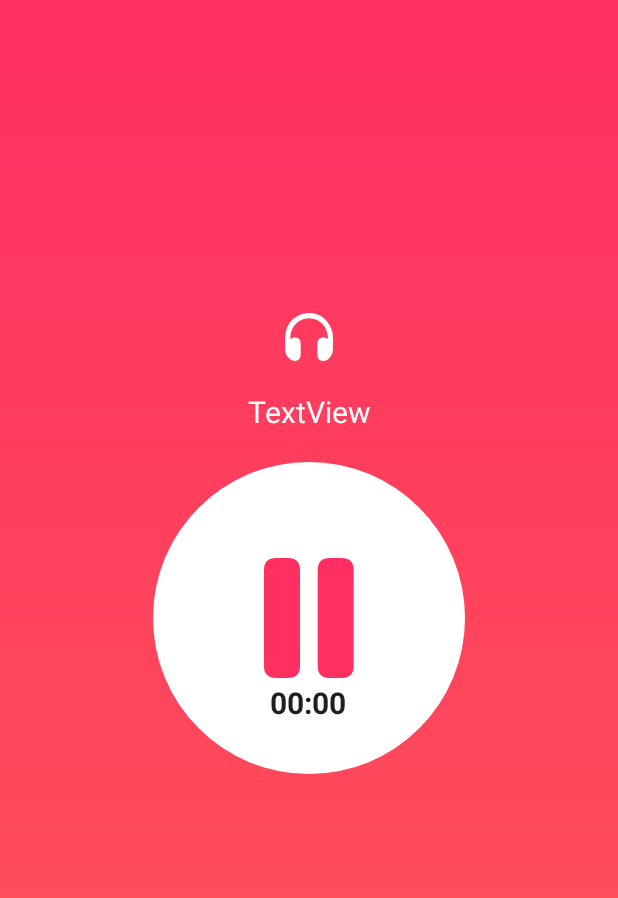
After one commit to RUSHES02/Weis, an Android app: the fragment PlayFragment shown on its own in the app's theme, on a phone screen of 412 x 824 dp. The commit adds this screen. Shown: the top 898 px of the screen. Run offline under Robolectric (Android 15) with nearby library versions, the light colour scheme and no system bars.

Commit message:
nested fragment

```diff
--- /dev/null
+++ b/app/src/main/java/com/example/weis/ui/fragment/PlayFragment.kt
@@ -0,0 +1,34 @@
+package com.example.weis.ui.fragment
+
+import android.os.Bundle
+import androidx.fragment.app.Fragment
+import android.view.LayoutInflater
+import android.view.View
+import android.view.ViewGroup
+import com.example.weis.R
+import com.example.weis.databinding.FragmentPlayBinding
+
+class PlayFragment : Fragment() {
+
+
+    private lateinit var binder : FragmentPlayBinding
+    override fun onCreateView(
+        inflater: LayoutInflater, container: ViewGroup?,
+        savedInstanceState: Bundle?
+    ): View? {
+        // Inflate the layout for this fragment
+        binder = FragmentPlayBinding.inflate(inflater, container, false)
+        return binder.root
+    }
+
+    override fun onViewCreated(view: View, savedInstanceState: Bundle?) {
+        binder
+    }
+
+//    class ParentFragment : Fragment(), FocusFragment.OnNestedFragmentInteractionListener {
+//        override fun onInteraction(data: String) {
+//            // Handle the interaction
+//        }
+//    }
+
+}
--- /dev/null
+++ b/app/src/main/res/drawable/ic_headphones.xml
@@ -0,0 +1,11 @@
+<?xml version="1.0" encoding="utf-8"?>
+<vector xmlns:android="http://schemas.android.com/apk/res/android"
+    android:width="32dp"
+    android:height="32dp"
+    android:viewportWidth="32"
+    android:viewportHeight="32">
+
+    <path
+        android:fillColor="#ffffff"
+        android:pathData="M31.961 20.2036C31.9722 18.8667 32.0563 17.4931 31.9302 16.159C31.7816 14.5846 31.7704 12.9679 31.2349 11.4388C28.0108 2.19907 19.8328 -2.13955 10.5109 1.02891C4.52244 3.06679 0.751632 8.5897 0.18531 14.7683C-0.106262 17.9679 0.0114881 21.0798 0.101202 24.2624C0.202131 27.9284 2.20949 30.5654 5.61864 31.7978C7.80262 32.5864 10.1492 30.8933 10.3371 28.6802C10.595 25.6361 10.4744 22.7277 10.3735 19.7147C10.3286 18.3806 9.667 17.4337 8.43903 16.7469C6.87744 15.8735 5.01587 16.3088 3.54399 17.3093C3.54399 16.9702 3.51876 16.3286 3.54119 15.9979C3.97574 9.00802 8.92685 3.49924 16.0591 3.49924C23.1886 3.49924 28.1397 9.00802 28.5771 15.995C28.5995 16.3342 28.5687 16.9871 28.5771 17.3348C28.0612 16.9871 27.4445 16.6932 26.8361 16.5603C24.2764 15.9979 21.9298 16.9815 21.6663 19.7118C21.3747 22.7475 21.4756 25.5598 21.6467 28.5247C21.7672 30.5909 23.4325 32.1398 25.4679 31.99C26.8585 31.8882 28.0108 31.4954 29.0509 30.4665C30.6994 28.8385 31.8489 27.0126 31.9498 24.5875C32.0087 23.1573 31.947 21.6536 31.9582 20.2065L31.961 20.2036Z" />
+</vector>
--- /dev/null
+++ b/app/src/main/res/drawable/ic_pause.xml
@@ -0,0 +1,14 @@
+<?xml version="1.0" encoding="utf-8"?>
+<vector xmlns:android="http://schemas.android.com/apk/res/android"
+    android:width="60dp"
+    android:height="80dp"
+    android:viewportWidth="60"
+    android:viewportHeight="80">
+
+    <path
+        android:fillColor="#FF2F61"
+        android:pathData="M 8 0 L 16 0 Q 24 0 24 8 L 24 72 Q 24 80 16 80 L 8 80 Q 0 80 0 72 L 0 8 Q 0 0 8 0 Z" />
+    <path
+        android:fillColor="#FF2F61"
+        android:pathData="M 43.7907 0 L 51.7907 0 Q 59.7907 0 59.7907 8 L 59.7907 72 Q 59.7907 80 51.7907 80 L 43.7907 80 Q 35.7907 80 35.7907 72 L 35.7907 8 Q 35.7907 0 43.7907 0 Z" />
+</vector>
--- /dev/null
+++ b/app/src/main/res/layout/fragment_play.xml
@@ -0,0 +1,93 @@
+<?xml version="1.0" encoding="utf-8"?>
+<FrameLayout xmlns:android="http://schemas.android.com/apk/res/android"
+    xmlns:app="http://schemas.android.com/apk/res-auto"
+    xmlns:tools="http://schemas.android.com/tools"
+    android:layout_width="match_parent"
+    android:layout_height="match_parent"
+    tools:context=".ui.fragment.PlayFragment">
+
+    <androidx.constraintlayout.widget.ConstraintLayout
+        android:layout_width="match_parent"
+        android:layout_height="match_parent"
+        android:background="@drawable/bg_screen_grad">
+
+
+        <androidx.constraintlayout.widget.Guideline
+            android:id="@+id/gdPlayTop"
+            android:layout_width="wrap_content"
+            android:layout_height="wrap_content"
+            android:orientation="vertical"
+            app:layout_constraintGuide_percent="0.15" />
+
+        <androidx.constraintlayout.widget.Guideline
+            android:id="@+id/gdPlayLeft"
+            android:layout_width="wrap_content"
+            android:layout_height="wrap_content"
+            android:orientation="horizontal"
+            app:layout_constraintGuide_percent="0.05" />
+
+        <androidx.constraintlayout.widget.Guideline
+            android:id="@+id/gdPlayRight"
+            android:layout_width="wrap_content"
+            android:layout_height="wrap_content"
+            android:orientation="vertical"
+            app:layout_constraintGuide_begin="20dp"
+            app:layout_constraintGuide_percent="0.85" />
+
+        <ImageButton
+            android:id="@+id/imgBtnPlayPause"
+            android:layout_width="0dp"
+            android:layout_height="0dp"
+            android:layout_marginStart="40dp"
+            android:layout_marginEnd="40dp"
+            android:background="@drawable/bg_rounded"
+            android:backgroundTint="@color/white"
+            android:src="@drawable/ic_pause"
+            app:layout_constraintBottom_toBottomOf="parent"
+            app:layout_constraintDimensionRatio="H,1:1"
+            app:layout_constraintEnd_toStartOf="@+id/gdPlayRight"
+            app:layout_constraintStart_toStartOf="@+id/gdPlayTop"
+            app:layout_constraintTop_toTopOf="parent" />
+
+        <TextView
+            android:id="@+id/textTime"
+            android:layout_width="wrap_content"
+            android:layout_height="wrap_content"
+            android:layout_marginVertical="10dp"
+            android:text="00:00"
+            android:textAlignment="center"
+            android:textColor="@color/textColor"
+            android:textSize="20sp"
+            android:textStyle="bold"
+            app:layout_constraintBottom_toBottomOf="@+id/imgBtnPlayPause"
+            app:layout_constraintEnd_toEndOf="@+id/imgBtnPlayPause"
+            app:layout_constraintHorizontal_bias="0.496"
+            app:layout_constraintStart_toStartOf="@+id/imgBtnPlayPause"
+            app:layout_constraintTop_toTopOf="@+id/imgBtnPlayPause"
+            app:layout_constraintVertical_bias="0.85" />
+
+        <TextView
+            android:id="@+id/textGoalComp"
+            android:layout_width="0dp"
+            android:layout_height="wrap_content"
+            android:layout_marginBottom="20dp"
+            android:text="TextView"
+            android:textAlignment="center"
+            android:textColor="@color/white"
+            android:textSize="20sp"
+            app:layout_constraintBottom_toTopOf="@+id/imgBtnPlayPause"
+            app:layout_constraintEnd_toStartOf="@+id/gdPlayRight"
+            app:layout_constraintStart_toStartOf="@+id/gdPlayTop" />
+
+        <ImageView
+            android:id="@+id/icHeadphones"
+            android:layout_width="wrap_content"
+            android:layout_height="wrap_content"
+            android:layout_marginBottom="20dp"
+            android:src="@drawable/ic_headphones"
+            app:layout_constraintBottom_toTopOf="@+id/textGoalComp"
+            app:layout_constraintEnd_toStartOf="@+id/gdPlayRight"
+            app:layout_constraintStart_toStartOf="@+id/gdPlayTop" />
+
+    </androidx.constraintlayout.widget.ConstraintLayout>
+</FrameLayout>
--- a/app/src/main/res/values/colors.xml
+++ b/app/src/main/res/values/colors.xml
@@ -10,4 +10,7 @@
     <color name="greyLight">#F3F3F3</color>
 
     <color name="textColor">#1E1E1E</color>
+
+    <color name="transparent">#00000000</color>
+
 </resources>
```
Also changed, not shown: app/src/main/java/com/example/weis/ui/fragment/FocusFragment.kt (+14 -0 lines), app/src/main/java/com/example/weis/ui/fragment/GoalFinishedFragment.kt (added, +24 -0 lines), app/src/main/java/com/example/weis/ui/fragment/StartMusicFragment.kt (added, +43 -0 lines), app/src/main/res/drawable/ic_tick.xml (added, +14 -0 lines), app/src/main/res/layout/fragment_focus.xml (+3 -101 lines), app/src/main/res/layout/fragment_goal_finished.xml (added, +40 -0 lines), app/src/main/res/layout/fragment_start_music.xml (added, +108 -0 lines), app/src/main/res/drawable/bg_goal_finished.png (added).
